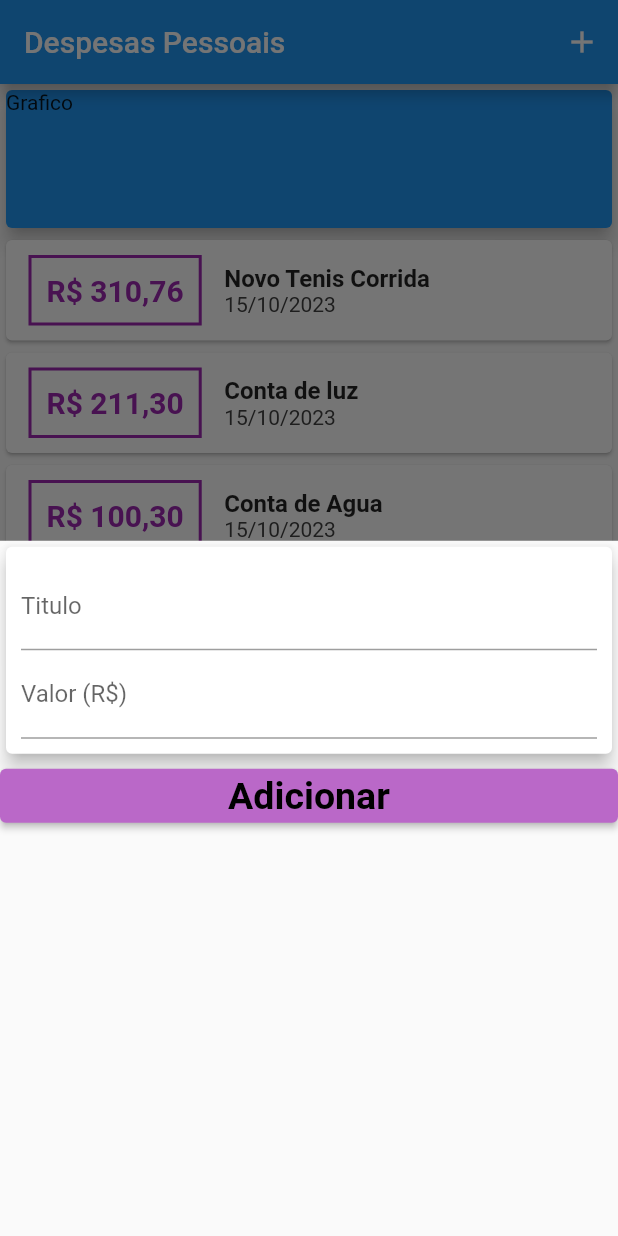
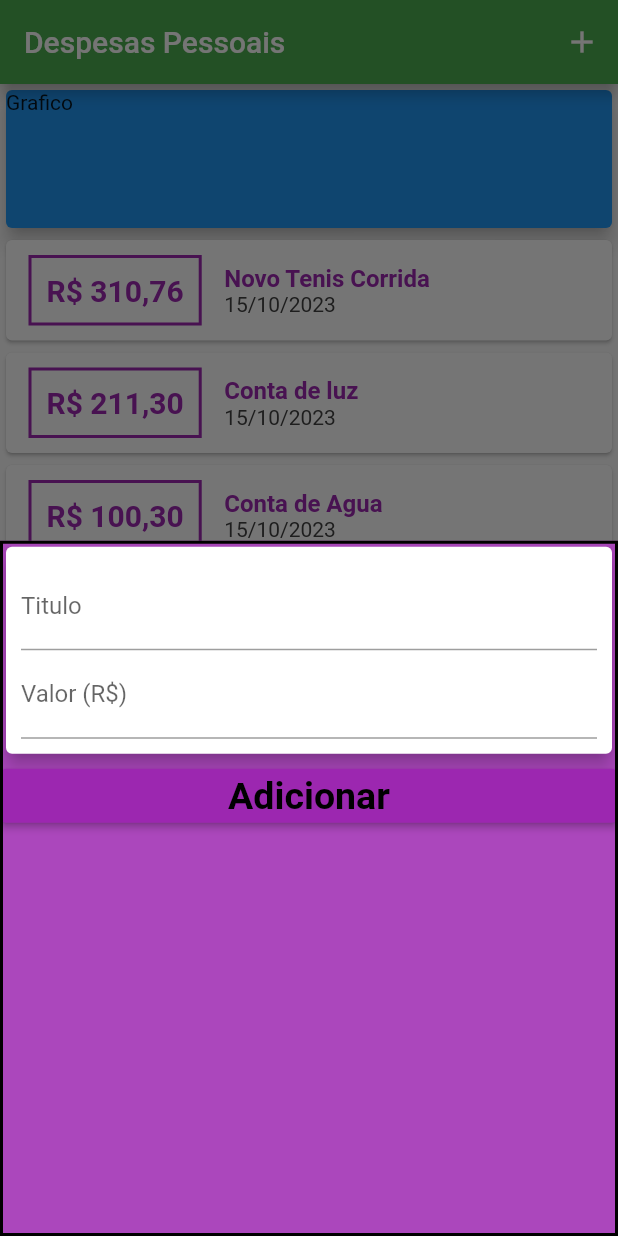
Before and after one commit to JonesCunha/personaldues, a Flutter app: the MyHomePage screen opened directly, after a tap on the "add" icon, on a phone screen of 412 x 824 dp. Run offline on Flutter 3.47's test engine with Material 2 defaults, Android fonts, the phone set to English and light mode, and no system bars; statements that could not run were skipped.

```diff
--- a/lib/components/transaction_form.dart
+++ b/lib/components/transaction_form.dart
@@ -1,12 +1,17 @@
 import 'package:flutter/material.dart';
 
-class TransactionForm extends StatelessWidget {
+class TransactionForm extends StatefulWidget {
   TransactionForm({super.key, required this.onSubmit});
 
+  final void Function(String, double) onSubmit;
+
+  @override
+  State<TransactionForm> createState() => _TransactionFormState();
+}
+
+class _TransactionFormState extends State<TransactionForm> {
   final titleController = TextEditingController();
   final valueController = TextEditingController();
-
-  final void Function(String, double) onSubmit;
 
   _submitForm(){
             final title = titleController.text;
@@ -14,9 +19,8 @@ class TransactionForm extends StatelessWidget {
             if (title.isEmpty || value <=0 ) {
               return;
             }
-              onSubmit(title, value);
+              widget.onSubmit(title, value);
   }
-
 
   @override
   Widget build(BuildContext context) {
@@ -43,7 +47,7 @@ class TransactionForm extends StatelessWidget {
           ),
         ),
         ElevatedButton(
-          style: ElevatedButton.styleFrom(backgroundColor: Colors.purple[300]),
+          style: ElevatedButton.styleFrom(backgroundColor: Theme.of(context).primaryColor),
           child: Text(
             'Adicionar',
             style: TextStyle(
--- a/lib/components/transaction_list.dart
+++ b/lib/components/transaction_list.dart
@@ -18,6 +18,7 @@ class TransactionList extends StatelessWidget {
       //todo listview precisa ser definido o tamanho, a exemplo do container
       //o componente pai precisa definir o tamanho pre definido
       child: ListView.builder(
+        scrollDirection: Axis.vertical,
               itemCount: transactions.length,
               itemBuilder: (ctx, index) {
                 final e = transactions[index];
@@ -29,7 +30,7 @@ class TransactionList extends StatelessWidget {
                                   horizontal: 15, vertical: 10),
                               decoration: BoxDecoration(
                                   border:
-                                      Border.all(color: Colors.purple, width: 2)),
+                                      Border.all(color: Theme.of(context).primaryColor, width: 2)),
                               padding: EdgeInsets.all(10),
                               child:
 
@@ -41,7 +42,7 @@ class TransactionList extends StatelessWidget {
                                 style: TextStyle(
                                     fontWeight: FontWeight.bold,
                                     fontSize: 20,
-                                    color: Colors.purple),
+                                    color: Theme.of(context).primaryColor),
                               ),
                             ),
                             Column(
@@ -50,7 +51,8 @@ class TransactionList extends StatelessWidget {
                                 Text(
                                   e.tittle,
                                   style: TextStyle(
-                                      fontSize: 16, fontWeight: FontWeight.bold),
+                                      fontSize: 16, fontWeight: FontWeight.bold,
+                                      color: Theme.of(context).primaryColor),
                                 ),
                                 Text(
                                   //e.date.toString()
--- a/lib/main.dart
+++ b/lib/main.dart
@@ -15,6 +15,10 @@ class ExpensesApp extends StatelessWidget {
     return MaterialApp(
       debugShowCheckedModeBanner: false,
       home: MyHomePage(),
+      theme: ThemeData(
+        primarySwatch: Colors.green,
+        primaryColor: Colors.purple
+        ),
     );
   }
 }
--- a/lib/pages/myHomePage.dart
+++ b/lib/pages/my_home_page.dart
@@ -30,6 +30,9 @@ class _MyHomePageState extends State<MyHomePage> {
 
   _openTransactionFormModal(BuildContext context) {
     showModalBottomSheet(
+        backgroundColor: Colors.purple[400],
+        shape: Border.all(width: 2),
+        useSafeArea: true,
         context: context,
         builder: (ctx) {
           return TransactionForm(onSubmit: _addTransaction);
@@ -45,6 +48,7 @@ class _MyHomePageState extends State<MyHomePage> {
     setState(() {
       _transactions.add(newTransaction);
     });
+    Navigator.of(context).pop();
   }
 
   @override
@@ -57,6 +61,7 @@ class _MyHomePageState extends State<MyHomePage> {
       floatingActionButtonLocation: FloatingActionButtonLocation.endFloat,
       appBar: AppBar(
         title: Text('Despesas Pessoais'),
+
         actions: [IconButton(onPressed: () => _openTransactionFormModal(context), icon: Icon(Icons.add))],
       ),
       body: SingleChildScrollView(
```
Also changed, not shown: pubspec.yaml (+6 -6 lines).
